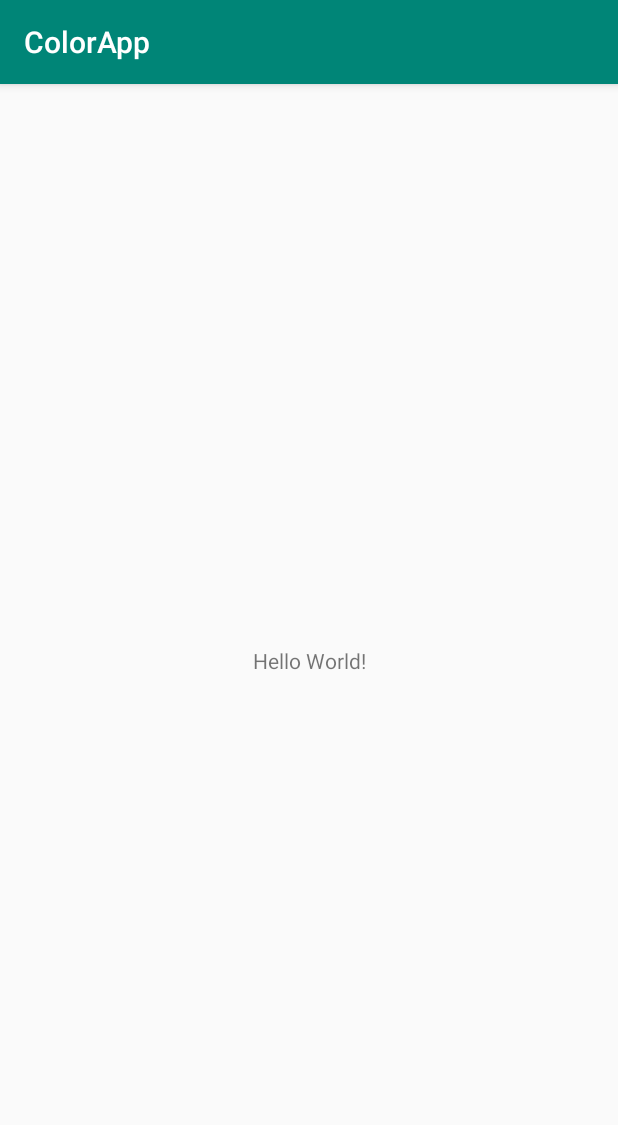
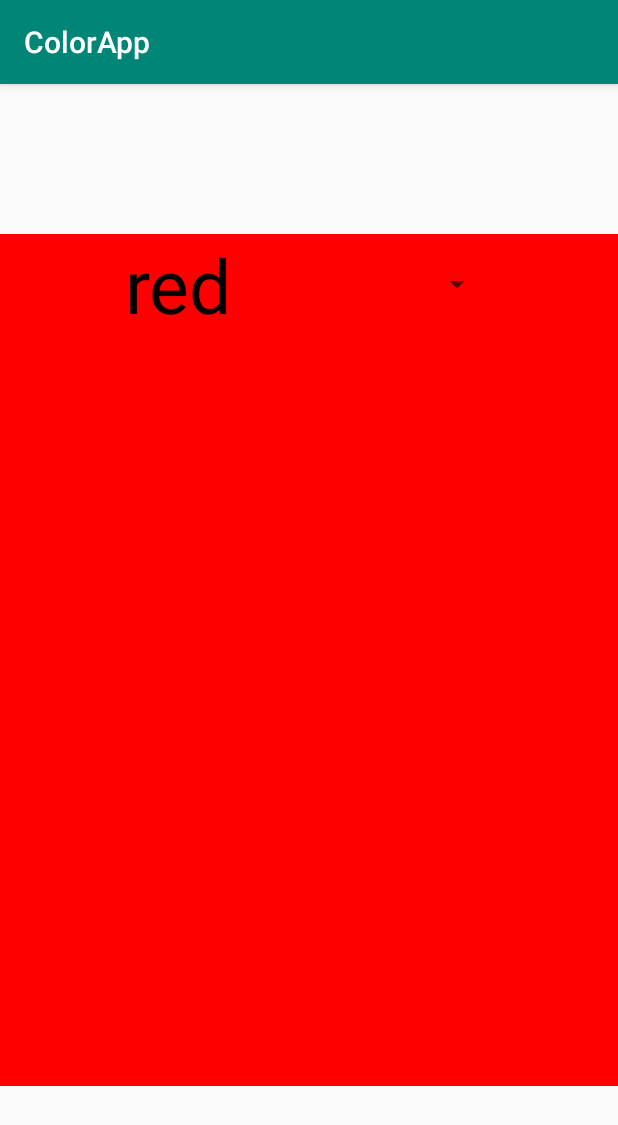
Before and after one commit to adamwberck/ColorApp, an Android app: the screen it shows after launch (ColorActivity), on a phone screen of 412 x 824 dp. Shown: the top 1125 px of the screen. Run offline under Robolectric (Android 15) with nearby library versions, the phone set to English and light mode, and no system bars.

Commit message:
Colors added have to fix margins

```diff
--- a/app/src/main/java/com/temple/edu/colorapp/ColorActivity.java
+++ b/app/src/main/java/com/temple/edu/colorapp/ColorActivity.java
@@ -2,7 +2,12 @@ package com.temple.edu.colorapp;
 
 import androidx.appcompat.app.AppCompatActivity;
 
+import android.graphics.Color;
 import android.os.Bundle;
+import android.view.View;
+import android.widget.AdapterView;
+import android.widget.Spinner;
+import android.widget.TextView;
 
 public class ColorActivity extends AppCompatActivity {
 
@@ -10,5 +15,22 @@ public class ColorActivity extends AppCompatActivity {
     protected void onCreate(Bundle savedInstanceState) {
         super.onCreate(savedInstanceState);
         setContentView(R.layout.activity_color);
+
+        Spinner colorSpinner = findViewById(R.id.spinner_color);
+        colorSpinner.setAdapter(new ColorAdapter(this));
+
+        colorSpinner.setOnItemSelectedListener(new AdapterView.OnItemSelectedListener() {
+            @Override
+            public void onItemSelected(AdapterView<?> parent, View view, int position, long id) {
+                String name = ((TextView)view.findViewById(R.id.text_color)).getText().toString();
+                ColorActivity.this.findViewById(R.id.layout_color).setBackgroundColor(
+                        Color.parseColor(name));
+            }
+
+            @Override
+            public void onNothingSelected(AdapterView<?> parent) {
+
+            }
+        });
     }
 }
--- /dev/null
+++ b/app/src/main/java/com/temple/edu/colorapp/ColorAdapter.java
@@ -0,0 +1,62 @@
+package com.temple.edu.colorapp;
+
+import android.content.Context;
+import android.graphics.Color;
+import android.view.LayoutInflater;
+import android.view.View;
+import android.view.ViewGroup;
+import android.widget.BaseAdapter;
+import android.widget.TextView;
+
+import java.util.ArrayList;
+import java.util.Arrays;
+import java.util.List;
+
+class ColorAdapter extends BaseAdapter {
+    public ColorAdapter(Context context) {
+        this.context = context;
+        String[] strings = {"red","blue","green","black","olive","navy", "cyan","magenta","yellow",
+                "grey"};
+        colors = Arrays.asList(strings);
+    }
+
+    private Context context;
+    private List<String> colors;
+
+
+    @Override
+    public int getCount() {
+        return colors.size();
+    }
+
+    @Override
+    public Object getItem(int position) {
+        return colors.get(position);
+    }
+
+    @Override
+    public long getItemId(int position) {
+        return getItem(position).hashCode();
+    }
+
+    @Override
+    public View getView(int position, View convertView, ViewGroup parent) {
+        if (convertView == null) {
+            convertView = LayoutInflater.from(context).
+                    inflate(R.layout.spin_text, parent, false);
+        }
+        String item = (String) getItem(position);
+        ((TextView)convertView.findViewById(R.id.text_color)).setText(item);
+        convertView.findViewById(R.id.layout_spin).setBackgroundColor(Color.parseColor(item));
+
+        if(item.equals("black") || item.equals("navy")){
+            ((TextView)convertView.findViewById(R.id.text_color)).setTextColor(Color.parseColor(
+                    "white"));
+        }else{
+            ((TextView)convertView.findViewById(R.id.text_color)).setTextColor(Color.parseColor(
+                    "black"));
+        }
+
+        return convertView;
+    }
+}
--- a/app/src/main/res/layout/activity_color.xml
+++ b/app/src/main/res/layout/activity_color.xml
@@ -1,18 +1,15 @@
 <?xml version="1.0" encoding="utf-8"?>
-<androidx.constraintlayout.widget.ConstraintLayout xmlns:android="http://schemas.android.com/apk/res/android"
-    xmlns:app="http://schemas.android.com/apk/res-auto"
-    xmlns:tools="http://schemas.android.com/tools"
+<LinearLayout xmlns:android="http://schemas.android.com/apk/res/android"
+    android:id="@+id/layout_color"
     android:layout_width="match_parent"
     android:layout_height="match_parent"
-    tools:context=".ColorActivity">
-
-    <TextView
-        android:layout_width="wrap_content"
+    xmlns:tools="http://schemas.android.com/tools"
+    tools:context=".ColorActivity"
+    android:orientation="vertical"
+    android:layout_marginVertical="100dp">
+    <Spinner
+        android:layout_gravity="center_horizontal"
+        android:id="@+id/spinner_color"
         android:layout_height="wrap_content"
-        android:text="Hello World!"
-        app:layout_constraintBottom_toBottomOf="parent"
-        app:layout_constraintLeft_toLeftOf="parent"
-        app:layout_constraintRight_toRightOf="parent"
-        app:layout_constraintTop_toTopOf="parent" />
-
-</androidx.constraintlayout.widget.ConstraintLayout>
+        android:layout_width="wrap_content"/>
+</LinearLayout>
--- /dev/null
+++ b/app/src/main/res/layout/spin_text.xml
@@ -0,0 +1,11 @@
+<?xml version="1.0" encoding="utf-8"?>
+<LinearLayout xmlns:android="http://schemas.android.com/apk/res/android"
+    android:orientation="vertical" android:layout_width="match_parent"
+    android:layout_height="match_parent"
+    android:id="@+id/layout_spin">
+    <TextView
+        android:id="@+id/text_color"
+        android:textSize="50sp"
+        android:layout_width="wrap_content"
+        android:layout_height="wrap_content"/>
+</LinearLayout>
```
